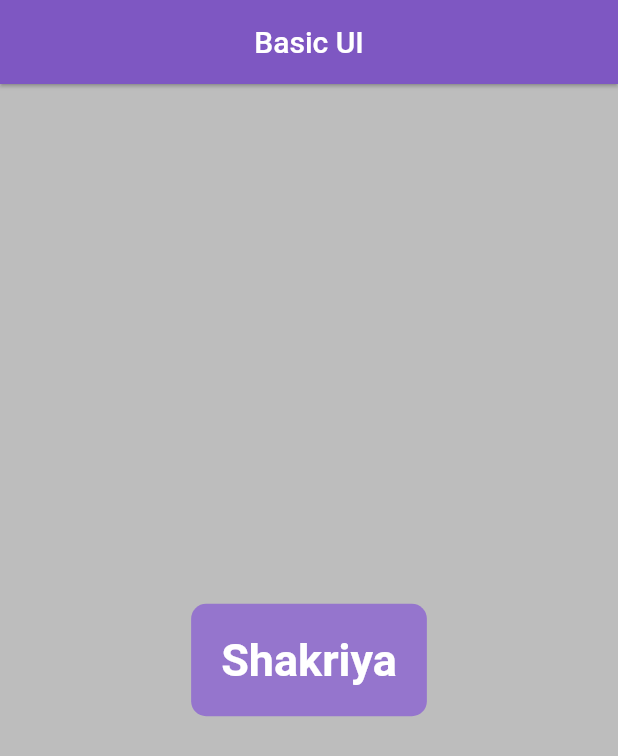
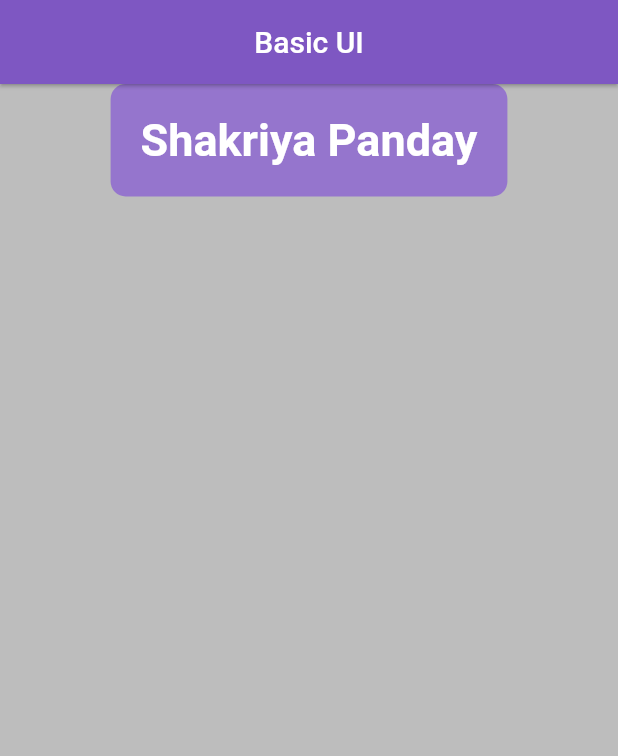
Before and after one commit to ShakriyaPanday/basic_ui, a Flutter app: the screen it shows after launch, on a phone screen of 412 x 824 dp. Shown: the top 756 px of the screen. Run offline on Flutter 3.47's test engine with Material 2 defaults, Android fonts, the phone set to English and light mode, and no system bars.

Commit message:
added column folder

```diff
--- a/lib/pages/homepage.dart
+++ b/lib/pages/homepage.dart
@@ -1,3 +1,4 @@
+import 'package:basic_ui/widgets/column.dart';
 import 'package:basic_ui/widgets/container.dart';
 import 'package:flutter/material.dart';
 
@@ -14,7 +15,7 @@ class HomePage extends StatelessWidget {
         backgroundColor: Colors.deepPurple[400],
         elevation: 1,
       ),
-      body: ContainerWidget(),
+      body: ColumnWidget(),
     );
   }
 }
--- /dev/null
+++ b/lib/widgets/column.dart
@@ -0,0 +1,28 @@
+import 'package:flutter/material.dart';
+
+class ColumnWidget extends StatelessWidget {
+  const ColumnWidget({super.key});
+
+  @override
+  Widget build(BuildContext context) {
+    return Center(
+      child: Column(
+        children: [
+          Container(
+            padding: EdgeInsets.all(20),
+            decoration: BoxDecoration(
+                color: Colors.deepPurple[300],
+                borderRadius: BorderRadius.circular(10)),
+            child: Text(
+              "Shakriya Panday",
+              style: TextStyle(
+                  color: Colors.white,
+                  fontSize: 30,
+                  fontWeight: FontWeight.bold),
+            ),
+          ),
+        ],
+      ),
+    );
+  }
+}
```
